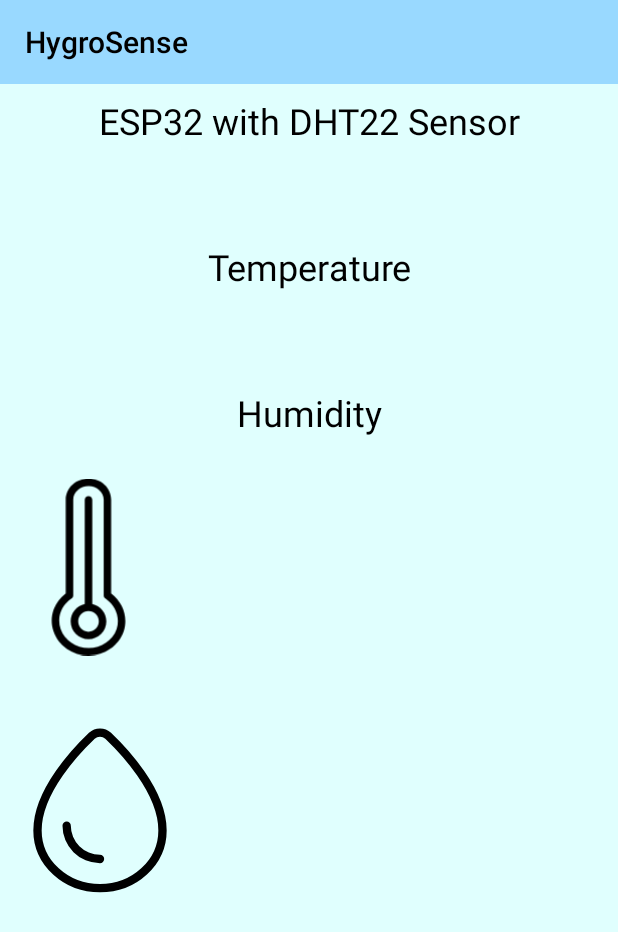
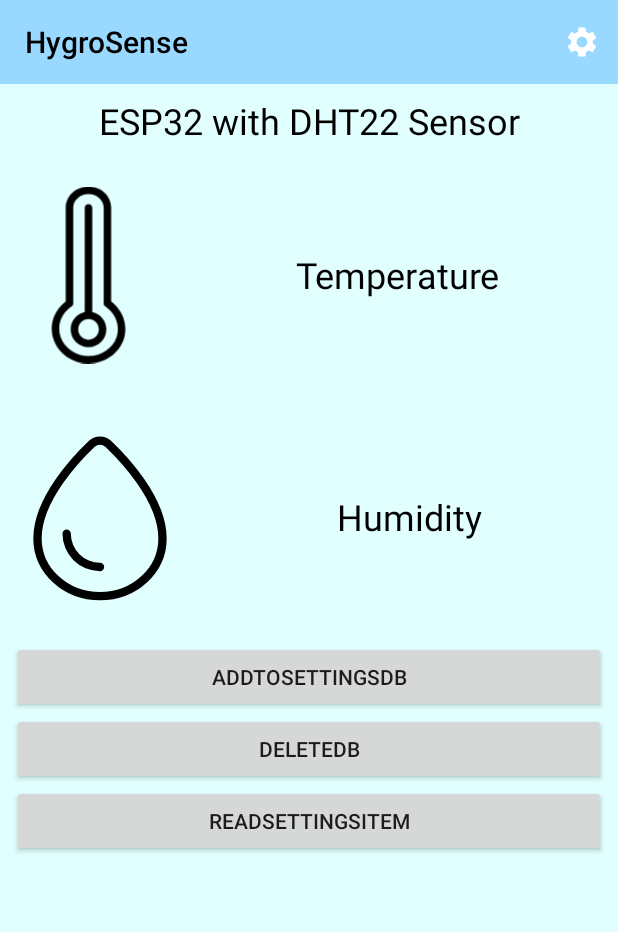
Before and after one commit to bsotniczuk/HygroSense, an Android app: the screen it shows after launch (MainActivity), on a phone screen of 412 x 824 dp. Shown: the top 932 px of the screen. Run offline under Robolectric (Android 15) with nearby library versions, the phone set to English and light mode, and no system bars; our stand-ins replace Room's generated code.

Commit message:
Version 0.0.3 -Added settings menu item -Aligned vector images -Added translation -Added local database (ROOM MVVM)

```diff
--- a/app/src/main/java/pl/bsotniczuk/hygrosense/MainActivity.java
+++ b/app/src/main/java/pl/bsotniczuk/hygrosense/MainActivity.java
@@ -1,19 +1,37 @@
 package pl.bsotniczuk.hygrosense;
 
 import androidx.appcompat.app.AppCompatActivity;
+import androidx.lifecycle.Observer;
+import androidx.lifecycle.ViewModelProvider;
+import androidx.room.Room;
+import pl.bsotniczuk.hygrosense.data.AppDatabase;
+import pl.bsotniczuk.hygrosense.data.DbConstants;
+import pl.bsotniczuk.hygrosense.data.model.SettingsItem;
+import pl.bsotniczuk.hygrosense.data.viewmodel.SettingsViewModel;
 import pl.bsotniczuk.hygrosense.viewcontroller.MainActivityViewController;
 
 import android.os.Bundle;
+import android.util.Log;
 import android.view.View;
 
 public class MainActivity extends AppCompatActivity {
 
+    //TODO: settings menu
+    //TODO: Test wifi connection based on settings
+    //TODO: encrypt wifi password in database and hide when entering in settings
+    //TODO: Bluetooth connection with esp32 to exchange data
+    //TODO: move database controller and database related methods to DatabaseController and use them in MainActivityViewController
+
     private ApiFetcher apiFetcher;
+    private SettingsViewModel settingsViewModel;
 
     @Override
     protected void onCreate(Bundle savedInstanceState) {
         super.onCreate(savedInstanceState);
         this.apiFetcher = new ApiFetcher();
+        Room.databaseBuilder(getApplicationContext(),
+                AppDatabase.class, DbConstants.DATABASE_NAME).build();
+        settingsViewModel = new ViewModelProvider(this).get(SettingsViewModel.class);
 
         setContentView(R.layout.activity_main);
 
@@ -21,17 +39,36 @@ public class MainActivity extends AppCompatActivity {
                 new MainActivityViewController(this,
                         this.apiFetcher,
                         findViewById(R.id.temperatureValueTextView),
-                        findViewById(R.id.humidityValueTextView)
+                        findViewById(R.id.humidityValueTextView),
+                        settingsViewModel
                 );
         this.apiFetcher.addListener(mainActivityViewController);
     }
 
-    public void getHumidity(View view) {
-        this.apiFetcher.fetchApiData();
+    private boolean checkIfDbExists() {
+
+        return true;
     }
 
-    public void getDataFromSensor(View view) {
-        this.apiFetcher.fetchApiDataInfo();
+    public void addToSettingsDb(View view) {
+        SettingsItem settingsItem = new SettingsItem(0, "http://192.168.1.16/", "Storczykowa 45_1", "", "");
+        settingsViewModel.createSettingsItem(settingsItem);
+    }
+
+    public void deleteDb(View view) {
+        this.deleteDatabase(DbConstants.DATABASE_NAME);
+    }
+
+    public void readSettingsItem(View view) {
+//        settingsViewModel.getSettingsItem();
+        this.readSettingsItem();
+    }
+
+    private void readSettingsItem() {
+        final Observer<SettingsItem> settingsObserver = settingsItem -> {
+            Log.i("HygroSense Db", "settings: wifi_ssid: " + settingsItem.getWifi_ssid() + " | esp32ipAddress:" + settingsItem.getEsp32_ip_address() + " | toString: " + settingsItem.toString());
+        };
+        settingsViewModel.getSettingsItem().observe(this, settingsObserver);
     }
 
 }
--- /dev/null
+++ b/app/src/main/java/pl/bsotniczuk/hygrosense/controller/ToolbarController.java
@@ -0,0 +1,26 @@
+package pl.bsotniczuk.hygrosense.controller;
+
+import android.widget.Toast;
+
+import androidx.appcompat.widget.Toolbar;
+import pl.bsotniczuk.hygrosense.MainActivity;
+import pl.bsotniczuk.hygrosense.R;
+
+public class ToolbarController {
+
+    public ToolbarController(MainActivity mainActivity) {
+        Toolbar toolbar = mainActivity.findViewById(R.id.toolbar);
+        toolbar.inflateMenu(R.menu.menu_main);
+
+        toolbar.setOnMenuItemClickListener(item -> {
+            int id = item.getItemId();
+            if (id == R.id.action_settings) {
+                Toast.makeText(mainActivity.getApplicationContext(),
+                        "Settings item clicked",
+                        Toast.LENGTH_SHORT)
+                        .show();
+            }
+            return false;
+        });
+    }
+}
--- /dev/null
+++ b/app/src/main/java/pl/bsotniczuk/hygrosense/data/AppDatabase.kt
@@ -0,0 +1,38 @@
+package pl.bsotniczuk.hygrosense.data
+
+import android.content.Context
+import androidx.room.Database
+import androidx.room.Room
+import androidx.room.RoomDatabase
+import androidx.room.TypeConverters
+import pl.bsotniczuk.hygrosense.data.dao.SettingsDao
+import pl.bsotniczuk.hygrosense.data.model.SettingsItem
+
+@Database(entities = [SettingsItem ::class], version = 1, exportSchema = false)
+@TypeConverters(Converters::class)
+abstract class AppDatabase : RoomDatabase() {
+
+    abstract fun settingsDao() : SettingsDao
+
+    companion object {
+        // Singleton prevents multiple instances of database opening at the same time.
+        @Volatile
+        private var INSTANCE: AppDatabase? = null
+
+        fun getDatabase(context: Context): AppDatabase {
+            // if the INSTANCE is not null, then return it,
+            // if it is, then create the database
+            return INSTANCE ?: synchronized(this) {
+                val instance = Room.databaseBuilder(
+                    context.applicationContext,
+                    AppDatabase::class.java,
+                    "app_database"
+                ).build()
+                INSTANCE = instance
+                // return instance
+                instance
+            }
+        }
+    }
+
+}
--- /dev/null
+++ b/app/src/main/java/pl/bsotniczuk/hygrosense/data/dao/SettingsDao.kt
@@ -0,0 +1,30 @@
+package pl.bsotniczuk.hygrosense.data.dao
+
+import androidx.lifecycle.LiveData
+import androidx.room.*
+import pl.bsotniczuk.hygrosense.data.DbConstants
+import pl.bsotniczuk.hygrosense.data.model.SettingsItem
+
+@Dao
+interface SettingsDao {
+
+    @Insert
+    fun createSettingsItem(settingsItem: SettingsItem)
+
+    @Update
+    suspend fun updateSettingsItem(settingsItem: SettingsItem)
+
+    @Delete
+    suspend fun deleteSettingsItem(settingsItem: SettingsItem)
+
+//    @Query("DELETE FROM settings_table")
+    @Query("DELETE FROM ${DbConstants.SETTINGS_TABLE_NAME}")
+    suspend fun deleteAll()
+
+    @Query("SELECT * FROM ${DbConstants.SETTINGS_TABLE_NAME} WHERE id = 1")
+    fun readSettingsItem(): LiveData<SettingsItem>
+
+    @Query("SELECT * FROM ${DbConstants.SETTINGS_TABLE_NAME} ORDER BY id ASC")
+    fun readAllData(): LiveData<List<SettingsItem>>
+
+}
--- /dev/null
+++ b/app/src/main/java/pl/bsotniczuk/hygrosense/data/viewmodel/SettingsViewModel.kt
@@ -0,0 +1,49 @@
+package pl.bsotniczuk.hygrosense.data.viewmodel
+
+import android.app.Application
+import androidx.lifecycle.AndroidViewModel
+import androidx.lifecycle.LiveData
+import androidx.lifecycle.viewModelScope
+import kotlinx.coroutines.launch
+import pl.bsotniczuk.hygrosense.data.AppDatabase
+import pl.bsotniczuk.hygrosense.data.model.SettingsItem
+import pl.bsotniczuk.hygrosense.data.repository.SettingsRepository
+
+class SettingsViewModel(application: Application): AndroidViewModel(application) {
+
+    private val repository: SettingsRepository
+    val settingsItem: LiveData<SettingsItem>
+    val allSettingsItems: LiveData<List<SettingsItem>>
+
+    init {
+        val settingsDao = AppDatabase.getDatabase(application).settingsDao()
+        repository = SettingsRepository(settingsDao)
+
+        settingsItem = repository.readSettingsItem
+        allSettingsItems = repository.readAllSettingsItems
+    }
+
+    fun createSettingsItem(settingsItem: SettingsItem) {
+        viewModelScope.launch {
+            repository.createSettingsItem(settingsItem)
+        }
+    }
+
+    fun updateSettingsItem(settingsItem: SettingsItem) {
+        viewModelScope.launch {
+            repository.updateSettingsItem(settingsItem)
+        }
+    }
+
+    fun deleteSettingsItem(settingsItem: SettingsItem) {
+        viewModelScope.launch {
+            repository.deleteSettingsItem(settingsItem)
+        }
+    }
+
+    fun deleteAll() {
+        viewModelScope.launch {
+            repository.deleteAll()
+        }
+    }
+}
--- a/app/src/main/java/pl/bsotniczuk/hygrosense/viewcontroller/MainActivityViewController.java
+++ b/app/src/main/java/pl/bsotniczuk/hygrosense/viewcontroller/MainActivityViewController.java
@@ -3,9 +3,14 @@ package pl.bsotniczuk.hygrosense.viewcontroller;
 import android.util.Log;
 import android.widget.TextView;
 
+import androidx.lifecycle.ViewModelProvider;
 import pl.bsotniczuk.hygrosense.ApiFetcher;
 import pl.bsotniczuk.hygrosense.HygroEventListener;
 import pl.bsotniczuk.hygrosense.MainActivity;
+import pl.bsotniczuk.hygrosense.R;
+import pl.bsotniczuk.hygrosense.controller.DatabaseController;
+import pl.bsotniczuk.hygrosense.controller.ToolbarController;
+import pl.bsotniczuk.hygrosense.data.viewmodel.SettingsViewModel;
 
 public class MainActivityViewController implements HygroEventListener {
 
@@ -14,11 +19,25 @@ public class MainActivityViewController implements HygroEventListener {
     TextView temperatureValueTextView;
     TextView humidityValueTextView;
 
-    public MainActivityViewController(MainActivity mainActivity, ApiFetcher apiFetcher, TextView temperatureValueTextView, TextView humidityValueTextView) {
+    private SettingsViewModel settingsViewModel;
+    private DatabaseController databaseController;
+
+    public MainActivityViewController(
+            MainActivity mainActivity,
+            ApiFetcher apiFetcher,
+            TextView temperatureValueTextView,
+            TextView humidityValueTextView,
+            SettingsViewModel settingsViewModel) {
         this.mainActivity = mainActivity;
         this.apiFetcher = apiFetcher;
         this.temperatureValueTextView = temperatureValueTextView;
         this.humidityValueTextView = humidityValueTextView;
+        this.settingsViewModel = settingsViewModel;
+
+//        settingsViewModel = new ViewModelProvider(this.mainActivity).get(SettingsViewModel.class);
+//        databaseController = new DatabaseController(this.mainActivity);
+
+        new ToolbarController(mainActivity);
 
         refreshTextViewThread();
     }
@@ -26,8 +45,10 @@ public class MainActivityViewController implements HygroEventListener {
     @Override
     public void hygroDataChanged() {
         Log.i("HygroSense", "hygro data changed");
-        temperatureValueTextView.setText("" + apiFetcher.getTemperature() + " \u2103");
-        humidityValueTextView.setText("" + apiFetcher.getHumidity() + " %");
+        String temperatureText = "" + apiFetcher.getTemperature() + " \u2103";
+        String humidityText = "" + apiFetcher.getHumidity() + " %";
+        temperatureValueTextView.setText(temperatureText);
+        humidityValueTextView.setText(humidityText);
     }
 
     public void refreshTextViewThread() {
@@ -51,5 +72,4 @@ public class MainActivityViewController implements HygroEventListener {
         };
         t.start();
     }
-
 }
--- /dev/null
+++ b/app/src/main/res/drawable/ic_settings.xml
@@ -0,0 +1,9 @@
+<vector xmlns:android="http://schemas.android.com/apk/res/android"
+        android:width="24dp"
+        android:height="24dp"
+        android:viewportWidth="24"
+        android:viewportHeight="24">
+    <path
+        android:fillColor="#FFFFFFFF"
+        android:pathData="M19.1,12.9a2.8,2.8 0,0 0,0.1 -0.9,2.8 2.8,0 0,0 -0.1,-0.9l2.1,-1.6a0.7,0.7 0,0 0,0.1 -0.6L19.4,5.5a0.7,0.7 0,0 0,-0.6 -0.2l-2.4,1a6.5,6.5 0,0 0,-1.6 -0.9l-0.4,-2.6a0.5,0.5 0,0 0,-0.5 -0.4H10.1a0.5,0.5 0,0 0,-0.5 0.4L9.3,5.4a5.6,5.6 0,0 0,-1.7 0.9l-2.4,-1a0.4,0.4 0,0 0,-0.5 0.2l-2,3.4c-0.1,0.2 0,0.4 0.2,0.6l2,1.6a2.8,2.8 0,0 0,-0.1 0.9,2.8 2.8,0 0,0 0.1,0.9L2.8,14.5a0.7,0.7 0,0 0,-0.1 0.6l1.9,3.4a0.7,0.7 0,0 0,0.6 0.2l2.4,-1a6.5,6.5 0,0 0,1.6 0.9l0.4,2.6a0.5,0.5 0,0 0,0.5 0.4h3.8a0.5,0.5 0,0 0,0.5 -0.4l0.3,-2.6a5.6,5.6 0,0 0,1.7 -0.9l2.4,1a0.4,0.4 0,0 0,0.5 -0.2l2,-3.4c0.1,-0.2 0,-0.4 -0.2,-0.6ZM12,15.6A3.6,3.6 0,1 1,15.6 12,3.6 3.6,0 0,1 12,15.6Z"/>
+</vector>
--- a/app/src/main/res/layout/activity_main.xml
+++ b/app/src/main/res/layout/activity_main.xml
@@ -8,29 +8,35 @@
 
     <androidx.appcompat.widget.Toolbar
         android:id="@+id/toolbar"
+        style="@style/ToolbarTheme"
         android:layout_width="match_parent"
         android:layout_height="?attr/actionBarSize"
-        style="@style/ToolbarTheme"
         app:popupTheme="@style/Theme.HygroSense">
 
         <TextView
             android:id="@+id/titleToolbar"
+            style="@style/ToolbarTheme"
             android:layout_width="wrap_content"
             android:layout_height="wrap_content"
             android:gravity="center"
             android:minHeight="?actionBarSize"
-            style="@style/ToolbarTheme"
             android:text="@string/app_name"
             android:textAppearance="@style/TextAppearance.Widget.AppCompat.Toolbar.Title" />
-
     </androidx.appcompat.widget.Toolbar>
 
     <RelativeLayout
+        android:id="@+id/relativeLayout"
+        style="@style/AppBackground"
         android:layout_width="match_parent"
         android:layout_height="match_parent"
         android:layout_marginTop="?attr/actionBarSize"
-        style="@style/AppBackground"
         tools:context=".MainActivity">
+
+        <LinearLayout
+            android:id="@+id/deviceInfoLinearLayout"
+            android:layout_width="match_parent"
+            android:layout_height="wrap_content"
+            android:orientation="horizontal">
 
             <TextView
                 android:id="@+id/remoteNameTextView"
@@ -42,95 +48,92 @@
                 android:text="@string/remote_name"
                 android:textAlignment="center"
                 android:textSize="24sp" />
+        </LinearLayout>
 
-        <TextView
-            android:id="@+id/temperatureTextView"
-            style="@style/TextView"
+        <LinearLayout
+            android:id="@+id/temperatureLinearLayout"
             android:layout_width="match_parent"
             android:layout_height="wrap_content"
-            android:layout_below="@+id/remoteNameTextView"
-            android:layout_marginTop="8dp"
-            android:layout_marginBottom="8dp"
-            android:text=""
-            android:textAlignment="center"
-            android:textSize="24sp" />
+            android:layout_below="@id/deviceInfoLinearLayout"
+            android:orientation="horizontal">
 
             <ImageView
-            android:id="@+id/temperatureTextView1"
-            android:layout_below="@+id/humidityValueTextView"
+                android:id="@+id/temperatureImageView"
                 android:layout_width="118dp"
                 android:layout_height="157dp"
                 android:src="@drawable/thermometer_svg" />
-
-        <ImageView
-            android:id="@+id/temperatureTextView2"
-            android:layout_below="@+id/temperatureTextView1"
-            android:layout_width="133dp"
-            android:layout_height="165dp"
-            android:src="@drawable/humidity_svg" />
-
-<!--        <android.support.v7.widget.AppCompatImageView-->
-<!--            android:layout_width="match_parent"-->
-<!--            android:layout_height="match_parent"-->
-<!--            app:srcCompat="@drawable/thermometer_svg" />-->
 
             <TextView
                 android:id="@+id/temperatureValueTextView"
                 style="@style/TextView"
                 android:layout_width="match_parent"
-            android:layout_height="wrap_content"
-            android:layout_below="@+id/temperatureTextView"
+                android:layout_height="match_parent"
                 android:layout_marginTop="8dp"
                 android:layout_marginBottom="8dp"
+                android:gravity="center"
                 android:text="@string/temperature"
                 android:textAlignment="center"
                 android:textSize="24sp" />
+        </LinearLayout>
 
-        <TextView
-            android:id="@+id/humidityTextView"
-            style="@style/TextView"
+        <LinearLayout
+            android:id="@+id/linearLayout3"
             android:layout_width="match_parent"
             android:layout_height="wrap_content"
-            android:layout_below="@+id/temperatureValueTextView"
-            android:layout_marginTop="8dp"
-            android:layout_marginBottom="8dp"
-            android:text=""
-            android:textAlignment="center"
-            android:textSize="24sp" />
+            android:layout_below="@id/temperatureLinearLayout"
+            android:orientation="horizontal">
+
+            <ImageView
+                android:id="@+id/humidityImageView"
+                android:layout_width="133dp"
+                android:layout_height="165dp"
+                android:src="@drawable/humidity_svg" />
 
             <TextView
                 android:id="@+id/humidityValueTextView"
                 style="@style/TextView"
                 android:layout_width="match_parent"
-            android:layout_height="wrap_content"
-            android:layout_below="@+id/humidityTextView"
+                android:layout_height="match_parent"
                 android:layout_marginTop="8dp"
                 android:layout_marginBottom="8dp"
+                android:gravity="center"
                 android:text="@string/humidity"
                 android:textAlignment="center"
                 android:textSize="24sp" />
+        </LinearLayout>
 
-<!--        <Button-->
-<!--            android:id="@+id/stopAllAndSetName"-->
-<!--            android:layout_width="match_parent"-->
-<!--            android:layout_height="wrap_content"-->
-<!--            android:layout_alignParentEnd="true"-->
-<!--            android:layout_below="@+id/humidityValueTextView"-->
-<!--            android:layout_marginLeft="8dp"-->
-<!--            android:layout_marginRight="8dp"-->
-<!--            android:onClick="getHumidity"-->
-<!--            android:text="button text" />-->
+        <Button
+            android:id="@+id/addToSettingsDb"
+            android:layout_width="match_parent"
+            android:layout_height="wrap_content"
+            android:layout_below="@+id/linearLayout3"
+            android:layout_alignParentEnd="true"
+            android:layout_marginLeft="8dp"
+            android:layout_marginRight="8dp"
+            android:onClick="addToSettingsDb"
+            android:text="addToSettingsDb" />
 
-<!--        <Button-->
-<!--            android:id="@+id/stopAllAndSetName2"-->
-<!--            android:layout_width="match_parent"-->
-<!--            android:layout_height="wrap_content"-->
-<!--            android:layout_alignParentEnd="true"-->
-<!--            android:layout_below="@+id/stopAllAndSetName"-->
-<!--            android:layout_marginLeft="8dp"-->
-<!--            android:layout_marginRight="8dp"-->
-<!--            android:onClick="getDataFromSensor"-->
-<!--            android:text="button text2" />-->
+        <Button
+            android:id="@+id/deleteDb"
+            android:layout_width="match_parent"
+            android:layout_height="wrap_content"
+            android:layout_below="@+id/addToSettingsDb"
+            android:layout_alignParentEnd="true"
+            android:layout_marginLeft="8dp"
+            android:layout_marginRight="8dp"
+            android:onClick="deleteDb"
+            android:text="deleteDb" />
+
+        <Button
+            android:id="@+id/readSettingsItem"
+            android:layout_width="match_parent"
+            android:layout_height="wrap_content"
+            android:layout_below="@+id/deleteDb"
+            android:layout_alignParentEnd="true"
+            android:layout_marginLeft="8dp"
+            android:layout_marginRight="8dp"
+            android:onClick="readSettingsItem"
+            android:text="readSettingsItem" />
 
     </RelativeLayout>
 
--- /dev/null
+++ b/app/src/main/res/menu/menu_main.xml
@@ -0,0 +1,14 @@
+<?xml version="1.0" encoding="utf-8"?>
+<menu xmlns:android="http://schemas.android.com/apk/res/android"
+    xmlns:app="http://schemas.android.com/apk/res-auto"
+    xmlns:tools="http://schemas.android.com/tools"
+    tools:context="pl.bsotniczuk.hygrosense.MainActivity">
+
+    <item
+        android:id="@+id/action_settings"
+        android:orderInCategory="100"
+        android:title="@string/action_settings"
+        android:icon="@drawable/ic_settings"
+        app:showAsAction="ifRoom" />
+
+</menu>
--- a/app/src/main/res/values/strings.xml
+++ b/app/src/main/res/values/strings.xml
@@ -3,4 +3,5 @@
     <string name="remote_name">ESP32 with DHT22 Sensor</string>
     <string name="temperature">Temperature</string>
     <string name="humidity">Humidity</string>
+    <string name="action_settings">Settings</string>
 </resources>
```
Also changed, not shown: app/build.gradle (+20 -0 lines), app/src/main/java/pl/bsotniczuk/hygrosense/ApiFetcher.java (+1 -32 lines), app/src/main/java/pl/bsotniczuk/hygrosense/controller/DatabaseController.java (added, +42 -0 lines), app/src/main/java/pl/bsotniczuk/hygrosense/data/Converters.kt (added, +16 -0 lines), app/src/main/java/pl/bsotniczuk/hygrosense/data/DbConstants.kt (added, +8 -0 lines), app/src/main/java/pl/bsotniczuk/hygrosense/data/model/SettingsItem.kt (added, +22 -0 lines), app/src/main/java/pl/bsotniczuk/hygrosense/data/repository/SettingsRepository.kt (added, +38 -0 lines), 2 other files. Lines whose indentation alone changed are shown as unchanged.
